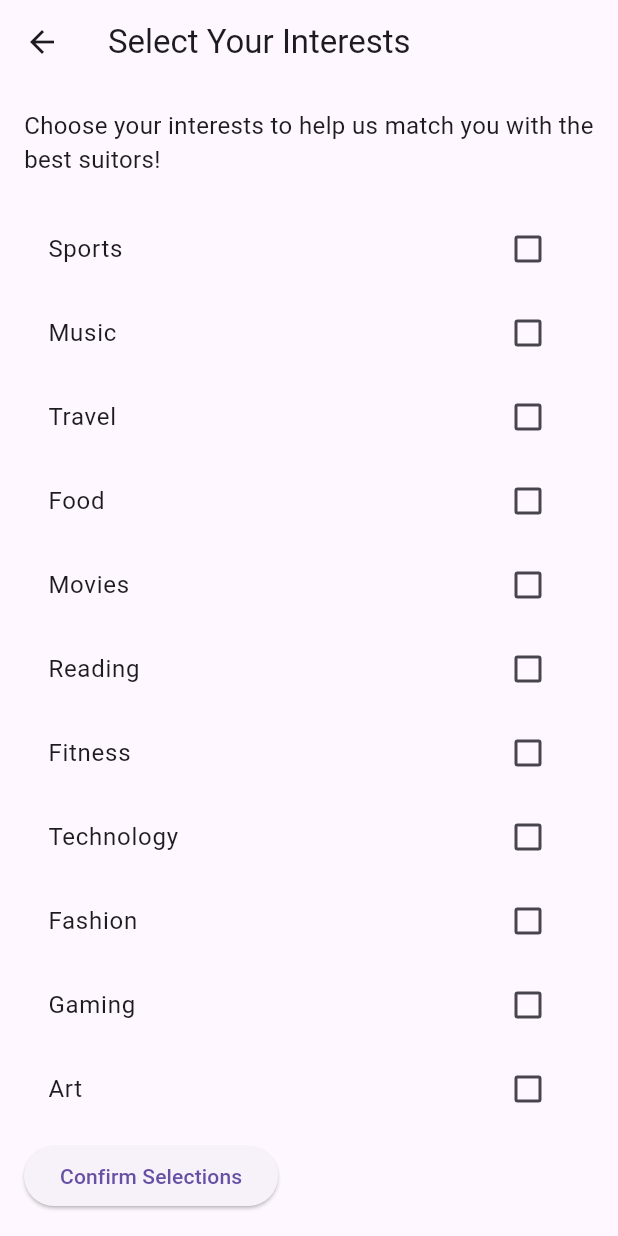
After one commit to TabbyMichael/lovers-meet, a Flutter app: the InterestsSelectionPage screen opened by its route, on a phone screen of 412 x 824 dp. The commit adds this screen. Run offline on Flutter 3.47's test engine with Material 3 defaults, Android fonts, the phone set to English and light mode, and no system bars; our stand-ins replace firebase_auth, firebase_core, google_sign_in, image_picker, supabase_flutter, tcard; accounts and stored records are empty.

Commit message:
interest

```diff
--- a/lib/auth/login_page.dart
+++ b/lib/auth/login_page.dart
@@ -65,7 +65,7 @@ class LoginScreen extends StatelessWidget {
                       passwordController.text,
                     );
                     if (user != null) {
-                      Navigator.pushNamed(context, '/swipe');
+                      Navigator.pushNamed(context, '/interests');
                     } else {
                       // Show an error message
                       ScaffoldMessenger.of(context).showSnackBar(
--- /dev/null
+++ b/lib/interests_selection_page.dart
@@ -0,0 +1,90 @@
+import 'package:flutter/material.dart';
+
+class InterestsSelectionPage extends StatefulWidget {
+  const InterestsSelectionPage({Key? key}) : super(key: key);
+
+  @override
+  _InterestsSelectionPageState createState() => _InterestsSelectionPageState();
+}
+
+class _InterestsSelectionPageState extends State<InterestsSelectionPage> {
+  // List of interests
+  final List<String> _interests = [
+    'Sports',
+    'Music',
+    'Travel',
+    'Food',
+    'Movies',
+    'Reading',
+    'Fitness',
+    'Technology',
+    'Fashion',
+    'Gaming',
+    'Art',
+    'Nature',
+    'Animals',
+    'Photography',
+    'Volunteering',
+    'Cooking'
+  ];
+
+  // Tracks selected interests
+  List<String> _selectedInterests = [];
+
+  @override
+  Widget build(BuildContext context) {
+    return Scaffold(
+      appBar: AppBar(
+        title: const Text('Select Your Interests'),
+      ),
+      body: Padding(
+        padding: const EdgeInsets.all(16.0),
+        child: Column(
+          crossAxisAlignment: CrossAxisAlignment.start,
+          children: [
+            const Text(
+              'Choose your interests to help us match you with the best suitors!',
+              style: TextStyle(fontSize: 16),
+            ),
+            const SizedBox(height: 20),
+            Expanded(
+              child: ListView.builder(
+                itemCount: _interests.length,
+                itemBuilder: (context, index) {
+                  return CheckboxListTile(
+                    title: Text(_interests[index]),
+                    value: _selectedInterests.contains(_interests[index]),
+                    onChanged: (bool? value) {
+                      setState(() {
+                        if (value == true) {
+                          _selectedInterests.add(_interests[index]);
+                        } else {
+                          _selectedInterests.remove(_interests[index]);
+                        }
+                      });
+                    },
+                  );
+                },
+              ),
+            ),
+            ElevatedButton(
+              onPressed: () {
+                // Navigate to SwipeCardScreen when the button is pressed
+                _submitInterests(context);
+              },
+              child: const Text('Confirm Selections'),
+            ),
+          ],
+        ),
+      ),
+    );
+  }
+
+  void _submitInterests(BuildContext context) {
+    // Handle logic to save the selected interests
+    // Here you can save them to your database or backend
+
+    // For now, we'll navigate to the SwipeCardScreen
+    Navigator.pushReplacementNamed(context, '/swipe');
+  }
+}
--- a/lib/main.dart
+++ b/lib/main.dart
@@ -1,5 +1,6 @@
 import 'package:firebase_core/firebase_core.dart';
 import 'package:flutter/material.dart';
+import 'package:lovers_meet/interests_selection_page.dart';
 import 'package:lovers_meet/profi/profile_setup_screen.dart';
 import 'package:lovers_meet/auth/splash_page%20.dart';
 import 'package:supabase_flutter/supabase_flutter.dart';
@@ -51,6 +52,7 @@ class LoversMeetApp extends StatelessWidget {
         '/welcome': (context) => const WelcomeScreen(),
         '/login': (context) => const LoginScreen(),
         '/signup': (context) => const SignUpScreen(),
+        '/interests': (context) => const InterestsSelectionPage(),
         '/profileSetup': (context) => const ProfileSetupScreen(),
         '/privacy': (context) => const PrivacyPolicyScreen(),
         '/swipe': (context) => const SwipeCardScreen(),
```
